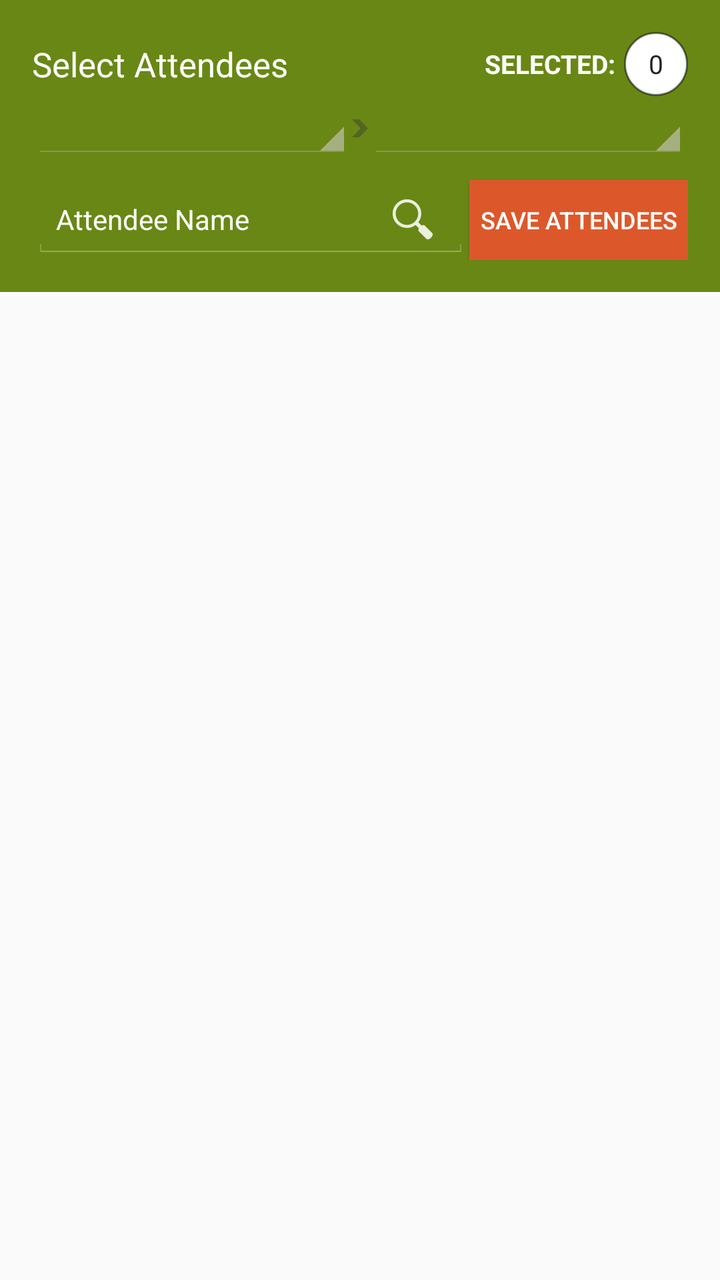
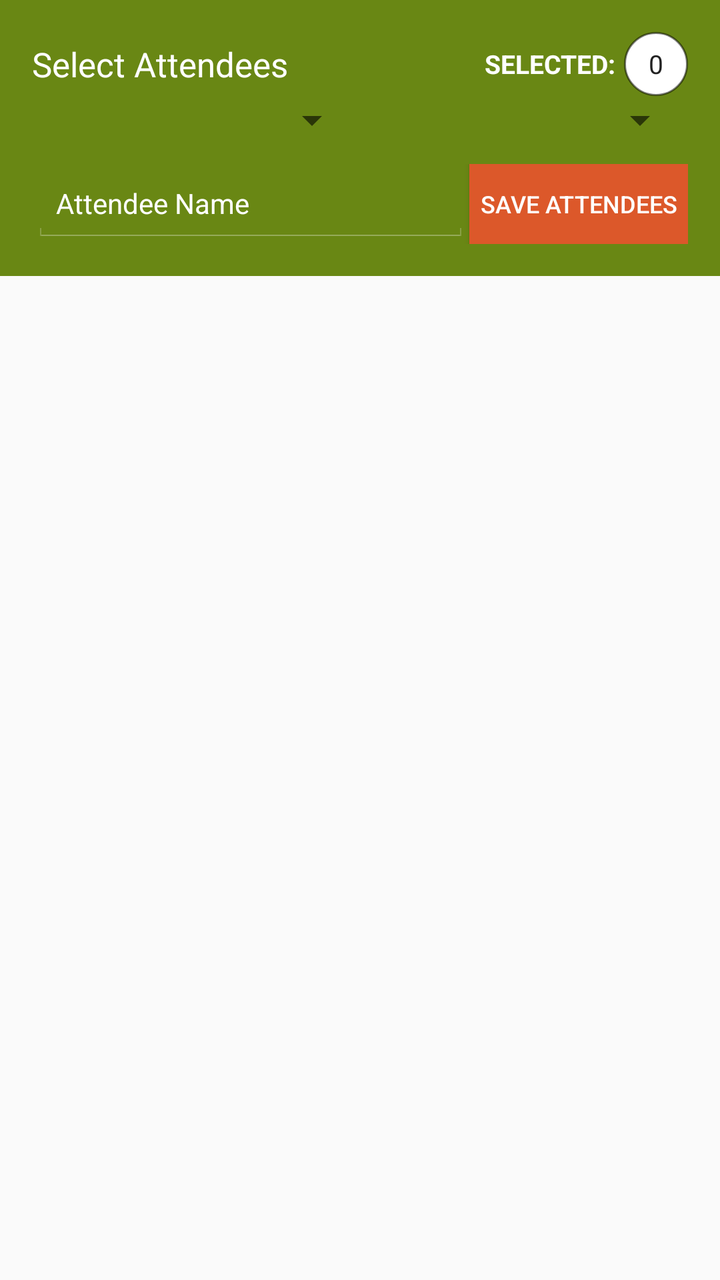

An Android layout rendered at two revisions. The XML below is the earlier revision; the diff shows what the commit changed to produce the second picture.
<!-- AndroidManifest.xml: application theme AppCompactTheme -->
<!-- res/layout/activity_training_attendees.xml -->
<RelativeLayout xmlns:android="http://schemas.android.com/apk/res/android"
    xmlns:tools="http://schemas.android.com/tools"
    android:layout_width="match_parent"
    android:layout_height="match_parent"
    android:background="@color/ofis_page_background"
    tools:context="com.olam.digital.ofis.TrainingAttendees"
    android:focusableInTouchMode="true"
    tools:ignore="Overdraw">

    <LinearLayout
        android:orientation="vertical"
        android:layout_width="match_parent"
        android:layout_height="wrap_content"
        android:id="@+id/topSection"
        android:background="@color/ofis_farmer_screen_actions_background"
        android:paddingTop="@dimen/activity_vertical_margin"
        android:paddingBottom="@dimen/activity_vertical_margin"
        android:paddingLeft="@dimen/activity_horizontal_margin"
        android:paddingRight="@dimen/activity_horizontal_margin">

        <RelativeLayout
            android:orientation="horizontal"
            android:layout_width="match_parent"
            android:layout_height="wrap_content">

            <TextView
                android:layout_width="wrap_content"
                android:layout_height="wrap_content"
                android:text="@string/Select_Attendees"
                android:id="@+id/textview_StartA"
                android:textColor="@color/ofis_base_font_white"
                android:textSize="@dimen/ofis_large_text"
                android:layout_centerInParent="true"
                android:layout_alignParentLeft="true"/>

            <TextView
                android:layout_width="wrap_content"
                android:layout_height="wrap_content"
                android:id="@+id/selectedText"
                android:text="@string/selected"
                android:textColor="@color/ofis_base_font_white"
                android:textAllCaps="true"
                android:textStyle="bold"
                android:textSize="@dimen/ofis_small_text"
                android:layout_toLeftOf="@+id/attendeeCount"
                android:layout_centerInParent="true"
                tools:ignore="RelativeOverlap" />

            <TextView
                android:layout_width="@dimen/standard_button_width_height"
                android:layout_height="@dimen/standard_button_width_height"
                android:background="@drawable/itemlist_total_background"
                android:id="@+id/attendeeCount"
                android:text="0"
                android:textColor="@color/ofis_base_font_dark"
                android:textSize="@dimen/ofis_small_text"
                android:layout_centerInParent="true"
                android:gravity="center"
                android:padding="0dp"
                android:layout_alignParentRight="true"
                android:layout_marginLeft="@dimen/ofis_small_pad"
                tools:ignore="HardcodedText" />

        </RelativeLayout>

        
        <LinearLayout
            android:orientation="horizontal"
            android:layout_width="match_parent"
            android:layout_height="wrap_content"
            android:paddingBottom="@dimen/ofis_input_field_bottom_margin"
            android:paddingLeft="0dp"
            android:paddingRight="0dp">

            <Spinner
                android:layout_width="match_parent"
                android:layout_height="wrap_content"
                android:id="@+id/spinner_farmerGroup"
                android:layout_weight="1"
                android:layout_marginLeft="0dp"
                android:layout_marginStart="0dp"
                android:focusable="true"
                android:focusableInTouchMode="true"
                android:nextFocusDown="@+id/spinner_section"
                android:nextFocusForward="@+id/spinner_section"
                style="@style/Spinner"/>

            <ImageView
                android:layout_width="wrap_content"
                android:layout_height="match_parent"
                android:contentDescription="@string/ofis_cd_hierarchy_arrow"
                android:src="@drawable/ic_spinner_hierarchy_arrow"
                android:scaleType="center" />

            <Spinner
                android:layout_width="match_parent"
                android:layout_height="wrap_content"
                android:id="@+id/spinner_section"
                android:layout_marginRight="0dp"
                android:layout_marginEnd="0dp"
                android:layout_weight="1"
                android:focusable="true"
                android:focusableInTouchMode="true"
                style="@style/Spinner"/>

        </LinearLayout>
        

        <LinearLayout
            android:orientation="horizontal"
            android:layout_width="match_parent"
            android:layout_height="match_parent"
            android:weightSum="12">

            <LinearLayout
                android:layout_width="0dp"
                android:layout_height="match_parent"
                android:layout_weight="8"
                android:background="@drawable/ofis_edit_text_holo_dark"
                android:weightSum="12">

                <EditText
                android:layout_width="0dp"
                android:layout_height="match_parent"
                android:inputType="textCapWords"
                android:textColorHint="@color/ofis_base_font_white"
                android:textSize="@dimen/ofis_input_field_text"
                android:id="@+id/findFarmerSearchBox"
                android:layout_weight="10"
                android:textColor="@color/ofis_base_font_white"
                android:hint="@string/Attendee_Name"
                android:background="@android:color/transparent"/>

                <ImageButton
                    android:layout_width="0dp"
                    android:layout_height="match_parent"
                    android:id="@+id/imageButton"
                    android:layout_weight="2"
                    android:src="@drawable/ic_search"
                    android:background="@android:color/transparent"
                    android:contentDescription="@string/Search" />

            </LinearLayout>

            <Button
                android:layout_width="0dp"
                android:layout_height="@dimen/text_button_width_height"
                android:layout_weight="4"
                android:text="@string/save_selected_attendees"
                android:textAllCaps="true"
                android:background="@color/ofis_action_button_background"
                android:textColor="@color/ofis_base_font_white"
                android:textSize="@dimen/ofis_micro_text"
                android:id="@+id/addSelectedAttendees" />
        </LinearLayout>

    </LinearLayout>

    <LinearLayout
        android:orientation="vertical"
        android:layout_width="match_parent"
        android:layout_height="match_parent"
        android:id="@+id/bottomSection"
        android:layout_below="@+id/topSection">

        <ListView

            android:layout_width="match_parent"
            android:layout_height="wrap_content"
            android:id="@+id/list"
            android:divider="@android:color/transparent"
            android:dividerHeight="0dp"/>

    </LinearLayout>

</RelativeLayout>
<!-- resources referenced by this layout -->
<resources>
  <style name="Spinner" parent="Base.Widget.AppCompat.Spinner">
          <item name="android:spinnerStyle">@android:style/Widget.Holo.Light.Spinner</item>
          <item name="android:background">@drawable/ofis_spinner_background_holo_dark</item>
          <item name="android:dropDownSelector">@drawable/ofis_list_selector_holo_dark</item>
      </style>
  <style name="AppCompactTheme" parent="Theme.AppCompat.Light">
          
          <item name="android:spinnerStyle">@android:style/Widget.Holo.Light.Spinner</item>
          <item name="android:spinnerItemStyle">@style/SpinnerItem</item>
          <item name="android:spinnerDropDownItemStyle">@style/SpinnerItem.DropDownItem</item>
          <item name="android:dropDownListViewStyle">@style/StandardSpinner</item>
          <item name="android:actionBarStyle">@style/AppTheme.ActionBarStyle</item>
      </style>
  <!-- drawable ofis_spinner_background_holo_dark (drawable) -->
  <?xml version="1.0" encoding="utf-8"?>
  <selector xmlns:android="http://schemas.android.com/apk/res/android" xmlns:tools="http://schemas.android.com/tools" android:autoMirrored="true" tools:ignore="UnusedAttribute">
      <item android:state_enabled="false" 
          android:drawable="@drawable/ofis_spinner_disabled_holo_dark" />
      <item android:state_pressed="true"
          android:drawable="@drawable/ofis_spinner_pressed_holo_dark" />
      <item android:state_pressed="false" android:state_focused="true"
          android:drawable="@drawable/ofis_spinner_focused_holo_dark" />
      <item android:drawable="@drawable/ofis_spinner_default_holo_dark" />
  </selector>
  <!-- drawable ofis_list_selector_holo_dark (drawable) -->
  <?xml version="1.0" encoding="utf-8"?>
  <selector xmlns:android="http://schemas.android.com/apk/res/android">
  
      <item android:state_window_focused="false" android:drawable="@android:color/transparent" />
  
      
      <item android:state_focused="true"  android:state_enabled="false" android:state_pressed="true" android:drawable="@drawable/ofis_list_selector_disabled_holo_dark" />
      <item android:state_focused="true"  android:state_enabled="false"                              android:drawable="@drawable/ofis_list_selector_disabled_holo_dark" />
      <item android:state_focused="true"                                android:state_pressed="true" android:drawable="@drawable/ofis_list_selector_background_transition_holo_dark" />
      <item android:state_focused="false"                               android:state_pressed="true" android:drawable="@drawable/ofis_list_selector_background_transition_holo_dark" />
      <item android:state_focused="true"                                                             android:drawable="@drawable/ofis_list_focused_holo" />
  </selector>
  <style name="SpinnerItem.DropDownItem" parent="Widget.AppCompat.Light.DropDownItem.Spinner">
          <item name="android:textColor">@color/ofis_text_field</item>
          <item name="android:background">@color/ofis_spinner_item_background</item>
      </style>
  <style name="StandardSpinner" parent="Widget.AppCompat.ListView.DropDown">
          <item name="android:dividerHeight">@dimen/ofis_spinner_itemseparator</item>
          <item name="android:divider">@color/ofis_spinner_divider</item>
      </style>
  <style name="AppTheme.ActionBarStyle" parent="Theme.AppCompat.Light">
          <item name="android:titleTextStyle">@style/AppTheme.ActionBar.TitleTextStyle</item>
      </style>
  <!-- drawable ofis_spinner_disabled_holo_dark (drawable) -->
  <?xml version="1.0" encoding="utf-8"?>
  <nine-patch xmlns:android="http://schemas.android.com/apk/res/android"
      xmlns:tools="http://schemas.android.com/tools"
      android:src="@drawable/ofis_spinner_disabled_holo_dark_am"
          android:autoMirrored="true"
      tools:ignore="UnusedAttribute">
  </nine-patch>
  <!-- drawable ofis_spinner_pressed_holo_dark (drawable) -->
  <?xml version="1.0" encoding="utf-8"?>
  <nine-patch xmlns:android="http://schemas.android.com/apk/res/android"
      xmlns:tools="http://schemas.android.com/tools"
      android:src="@drawable/ofis_spinner_pressed_holo_dark_am"
          android:autoMirrored="true"
      tools:ignore="UnusedAttribute">
  </nine-patch>
  <!-- drawable ofis_spinner_focused_holo_dark (drawable) -->
  <?xml version="1.0" encoding="utf-8"?>
  <nine-patch xmlns:android="http://schemas.android.com/apk/res/android"
      xmlns:tools="http://schemas.android.com/tools"
      android:src="@drawable/ofis_spinner_focused_holo_dark_am"
          android:autoMirrored="true"
      tools:ignore="UnusedAttribute">
  </nine-patch>
  <!-- drawable ofis_spinner_default_holo_dark (drawable) -->
  <?xml version="1.0" encoding="utf-8"?>
  <nine-patch xmlns:android="http://schemas.android.com/apk/res/android"
      xmlns:tools="http://schemas.android.com/tools"
      android:src="@drawable/ofis_spinner_default_holo_dark_am"
          android:autoMirrored="true"
      tools:ignore="UnusedAttribute">
  </nine-patch>
  <!-- drawable ofis_list_selector_disabled_holo_dark: png bitmap (drawable-xxhdpi, 273 bytes) -->
  <!-- drawable ofis_list_selector_background_transition_holo_dark (drawable) -->
  <?xml version="1.0" encoding="utf-8"?>
  <transition xmlns:android="http://schemas.android.com/apk/res/android">
      <item android:drawable="@drawable/ofis_list_pressed_holo_dark"  />
      <item android:drawable="@drawable/ofis_list_longpressed_holo"  />
  </transition>
  <!-- drawable ofis_list_focused_holo: png bitmap (drawable-xxhdpi, 158 bytes) -->
  <style name="AppTheme.ActionBar.TitleTextStyle" parent="android:TextAppearance">
          <item name="android:textSize">@dimen/ofis_med_text</item>
      </style>
  <!-- drawable ofis_spinner_disabled_holo_dark_am: png bitmap (drawable-xxhdpi, 1326 bytes) -->
  <!-- drawable ofis_spinner_pressed_holo_dark_am: png bitmap (drawable-xxhdpi, 1527 bytes) -->
  <!-- drawable ofis_spinner_focused_holo_dark_am: png bitmap (drawable-xxhdpi, 1559 bytes) -->
  <!-- drawable ofis_spinner_default_holo_dark_am: png bitmap (drawable-xxhdpi, 1324 bytes) -->
  <!-- drawable ofis_list_pressed_holo_dark: png bitmap (drawable-xxhdpi, 133 bytes) -->
  <!-- drawable ofis_list_longpressed_holo: png bitmap (drawable-xxhdpi, 133 bytes) -->
  <dimen name="ofis_med_text">15sp</dimen>
  <!-- unchanged entries left out for length: 38 -->
</resources>

<!-- the commit's change to res/layout/activity_training_attendees.xml (unified diff, before → after) -->
@@ -1,4 +1,5 @@
 <RelativeLayout xmlns:android="http://schemas.android.com/apk/res/android"
+    xmlns:app="http://schemas.android.com/apk/res-auto"
     xmlns:tools="http://schemas.android.com/tools"
     android:layout_width="match_parent"
     android:layout_height="match_parent"
@@ -83,13 +84,13 @@
                 android:focusableInTouchMode="true"
                 android:nextFocusDown="@+id/spinner_section"
                 android:nextFocusForward="@+id/spinner_section"
-                style="@style/Spinner"/>
+                />
 
             <ImageView
                 android:layout_width="wrap_content"
                 android:layout_height="match_parent"
                 android:contentDescription="@string/ofis_cd_hierarchy_arrow"
-                android:src="@drawable/ic_spinner_hierarchy_arrow"
+                app:srcCompat="@drawable/ic_spinner_hierarchy_arrow"
                 android:scaleType="center" />
 
             <Spinner
@@ -101,7 +102,7 @@
                 android:layout_weight="1"
                 android:focusable="true"
                 android:focusableInTouchMode="true"
-                style="@style/Spinner"/>
+                />
 
         </LinearLayout>
         
@@ -136,7 +137,7 @@
                     android:layout_height="match_parent"
                     android:id="@+id/imageButton"
                     android:layout_weight="2"
-                    android:src="@drawable/ic_search"
+                    app:srcCompat="@drawable/ic_search"
                     android:background="@android:color/transparent"
                     android:contentDescription="@string/Search" />
 
<!-- resource entries referenced after the edit -->
@@ -1,103 +1,30 @@
 <!-- resources referenced by this layout -->
 <resources>
-  <style name="Spinner" parent="Base.Widget.AppCompat.Spinner">
-          <item name="android:spinnerStyle">@android:style/Widget.Holo.Light.Spinner</item>
-          <item name="android:background">@drawable/ofis_spinner_background_holo_dark</item>
-          <item name="android:dropDownSelector">@drawable/ofis_list_selector_holo_dark</item>
-      </style>
   <style name="AppCompactTheme" parent="Theme.AppCompat.Light">
           
-          <item name="android:spinnerStyle">@android:style/Widget.Holo.Light.Spinner</item>
+          <item name="spinnerStyle">@android:style/Widget.Holo.Light.Spinner</item>
           <item name="android:spinnerItemStyle">@style/SpinnerItem</item>
-          <item name="android:spinnerDropDownItemStyle">@style/SpinnerItem.DropDownItem</item>
-          <item name="android:dropDownListViewStyle">@style/StandardSpinner</item>
-          <item name="android:actionBarStyle">@style/AppTheme.ActionBarStyle</item>
+          <item name="spinnerDropDownItemStyle">@style/SpinnerItem.DropDownItem</item>
+          <item name="dropDownListViewStyle">@style/StandardSpinner</item>
+  
+          <item name="actionBarStyle">@style/AppTheme.ActionBarStyle</item>
+  
       </style>
-  <!-- drawable ofis_spinner_background_holo_dark (drawable) -->
-  <?xml version="1.0" encoding="utf-8"?>
-  <selector xmlns:android="http://schemas.android.com/apk/res/android" xmlns:tools="http://schemas.android.com/tools" android:autoMirrored="true" tools:ignore="UnusedAttribute">
-      <item android:state_enabled="false" 
-          android:drawable="@drawable/ofis_spinner_disabled_holo_dark" />
-      <item android:state_pressed="true"
-          android:drawable="@drawable/ofis_spinner_pressed_holo_dark" />
-      <item android:state_pressed="false" android:state_focused="true"
-          android:drawable="@drawable/ofis_spinner_focused_holo_dark" />
-      <item android:drawable="@drawable/ofis_spinner_default_holo_dark" />
-  </selector>
-  <!-- drawable ofis_list_selector_holo_dark (drawable) -->
-  <?xml version="1.0" encoding="utf-8"?>
-  <selector xmlns:android="http://schemas.android.com/apk/res/android">
-  
-      <item android:state_window_focused="false" android:drawable="@android:color/transparent" />
-  
-      
-      <item android:state_focused="true"  android:state_enabled="false" android:state_pressed="true" android:drawable="@drawable/ofis_list_selector_disabled_holo_dark" />
-      <item android:state_focused="true"  android:state_enabled="false"                              android:drawable="@drawable/ofis_list_selector_disabled_holo_dark" />
-      <item android:state_focused="true"                                android:state_pressed="true" android:drawable="@drawable/ofis_list_selector_background_transition_holo_dark" />
-      <item android:state_focused="false"                               android:state_pressed="true" android:drawable="@drawable/ofis_list_selector_background_transition_holo_dark" />
-      <item android:state_focused="true"                                                             android:drawable="@drawable/ofis_list_focused_holo" />
-  </selector>
   <style name="SpinnerItem.DropDownItem" parent="Widget.AppCompat.Light.DropDownItem.Spinner">
           <item name="android:textColor">@color/ofis_text_field</item>
-          <item name="android:background">@color/ofis_spinner_item_background</item>
+          <item name="background">@color/ofis_spinner_item_background</item>
       </style>
   <style name="StandardSpinner" parent="Widget.AppCompat.ListView.DropDown">
           <item name="android:dividerHeight">@dimen/ofis_spinner_itemseparator</item>
-          <item name="android:divider">@color/ofis_spinner_divider</item>
+          <item name="divider">@color/ofis_spinner_divider</item>
       </style>
   <style name="AppTheme.ActionBarStyle" parent="Theme.AppCompat.Light">
-          <item name="android:titleTextStyle">@style/AppTheme.ActionBar.TitleTextStyle</item>
+          <item name="titleTextStyle">@style/AppTheme.ActionBar.TitleTextStyle</item>
       </style>
-  <!-- drawable ofis_spinner_disabled_holo_dark (drawable) -->
-  <?xml version="1.0" encoding="utf-8"?>
-  <nine-patch xmlns:android="http://schemas.android.com/apk/res/android"
-      xmlns:tools="http://schemas.android.com/tools"
-      android:src="@drawable/ofis_spinner_disabled_holo_dark_am"
-          android:autoMirrored="true"
-      tools:ignore="UnusedAttribute">
-  </nine-patch>
-  <!-- drawable ofis_spinner_pressed_holo_dark (drawable) -->
-  <?xml version="1.0" encoding="utf-8"?>
-  <nine-patch xmlns:android="http://schemas.android.com/apk/res/android"
-      xmlns:tools="http://schemas.android.com/tools"
-      android:src="@drawable/ofis_spinner_pressed_holo_dark_am"
-          android:autoMirrored="true"
-      tools:ignore="UnusedAttribute">
-  </nine-patch>
-  <!-- drawable ofis_spinner_focused_holo_dark (drawable) -->
-  <?xml version="1.0" encoding="utf-8"?>
-  <nine-patch xmlns:android="http://schemas.android.com/apk/res/android"
-      xmlns:tools="http://schemas.android.com/tools"
-      android:src="@drawable/ofis_spinner_focused_holo_dark_am"
-          android:autoMirrored="true"
-      tools:ignore="UnusedAttribute">
-  </nine-patch>
-  <!-- drawable ofis_spinner_default_holo_dark (drawable) -->
-  <?xml version="1.0" encoding="utf-8"?>
-  <nine-patch xmlns:android="http://schemas.android.com/apk/res/android"
-      xmlns:tools="http://schemas.android.com/tools"
-      android:src="@drawable/ofis_spinner_default_holo_dark_am"
-          android:autoMirrored="true"
-      tools:ignore="UnusedAttribute">
-  </nine-patch>
-  <!-- drawable ofis_list_selector_disabled_holo_dark: png bitmap (drawable-xxhdpi, 273 bytes) -->
-  <!-- drawable ofis_list_selector_background_transition_holo_dark (drawable) -->
-  <?xml version="1.0" encoding="utf-8"?>
-  <transition xmlns:android="http://schemas.android.com/apk/res/android">
-      <item android:drawable="@drawable/ofis_list_pressed_holo_dark"  />
-      <item android:drawable="@drawable/ofis_list_longpressed_holo"  />
-  </transition>
-  <!-- drawable ofis_list_focused_holo: png bitmap (drawable-xxhdpi, 158 bytes) -->
   <style name="AppTheme.ActionBar.TitleTextStyle" parent="android:TextAppearance">
-          <item name="android:textSize">@dimen/ofis_med_text</item>
+          <item name="android:textSize">@dimen/ofis_large_text</item>
+          <item name="android:textStyle">bold</item>
       </style>
-  <!-- drawable ofis_spinner_disabled_holo_dark_am: png bitmap (drawable-xxhdpi, 1326 bytes) -->
-  <!-- drawable ofis_spinner_pressed_holo_dark_am: png bitmap (drawable-xxhdpi, 1527 bytes) -->
-  <!-- drawable ofis_spinner_focused_holo_dark_am: png bitmap (drawable-xxhdpi, 1559 bytes) -->
-  <!-- drawable ofis_spinner_default_holo_dark_am: png bitmap (drawable-xxhdpi, 1324 bytes) -->
-  <!-- drawable ofis_list_pressed_holo_dark: png bitmap (drawable-xxhdpi, 133 bytes) -->
-  <!-- drawable ofis_list_longpressed_holo: png bitmap (drawable-xxhdpi, 133 bytes) -->
-  <dimen name="ofis_med_text">15sp</dimen>
   <!-- unchanged entries left out for length: 38 -->
 </resources>
 
